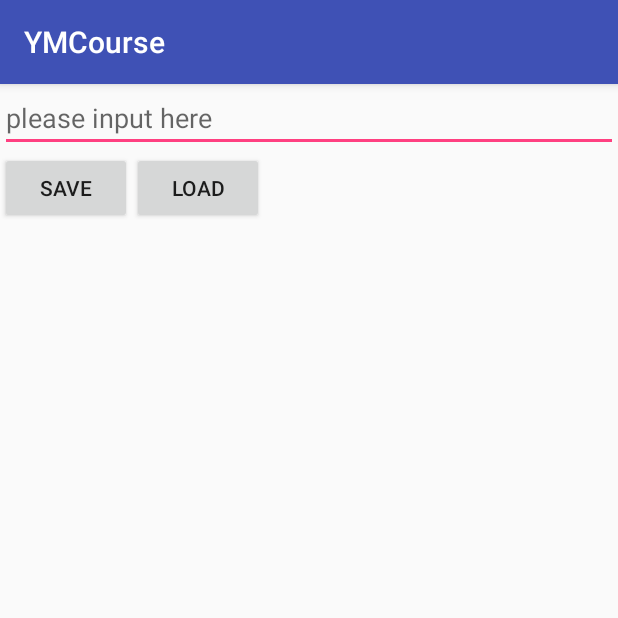
After one commit to Unixtrong/YMCourse, an Android app: the FileActivity screen opened directly, with no data from a screen before it, on a phone screen of 412 x 824 dp, the top half of it. The commit adds this screen. Run offline under Robolectric (Android 15) with nearby library versions, the phone set to English and light mode, and no system bars.

Commit message:
update l23: file out $ in
Signed-off-by: danyun <danyun@qiyi.com>

```diff
--- a/app/build.gradle
+++ b/app/build.gradle
@@ -29,6 +29,7 @@ dependencies {
         exclude group: 'com.android.support', module: 'support-annotations'
     })
     compile "org.jetbrains.kotlin:kotlin-stdlib:$kotlin_version"
+    compile "org.jetbrains.kotlin:kotlin-stdlib-jre7:$kotlin_version"
     compile 'com.android.support:appcompat-v7:25.0.1'
     compile 'com.android.support.constraint:constraint-layout:1.0.0-beta3'
     testCompile 'junit:junit:4.12'
--- /dev/null
+++ b/app/src/main/java/com/huangshan/demo/exercise/FileActivity.java
@@ -0,0 +1,91 @@
+package com.huangshan.demo.exercise;
+
+import android.os.Bundle;
+import android.os.Environment;
+import android.support.v7.app.AppCompatActivity;
+import android.view.View;
+import android.widget.EditText;
+import android.widget.TextView;
+
+import com.huangshan.demo.R;
+
+import java.io.File;
+import java.io.FileInputStream;
+import java.io.FileNotFoundException;
+import java.io.FileOutputStream;
+import java.io.IOException;
+import java.io.OutputStream;
+import java.util.Arrays;
+
+public class FileActivity extends AppCompatActivity {
+
+    private TextView mTvContent;
+    private EditText mEtInput;
+
+    @Override
+    protected void onCreate(Bundle savedInstanceState) {
+        super.onCreate(savedInstanceState);
+        setContentView(R.layout.activity_file);
+        mTvContent = (TextView) findViewById(R.id.exc_file_tv);
+        mEtInput = (EditText) findViewById(R.id.exc_file_et);
+        System.out.println("Inn Files: " + getFilesDir());
+        System.out.println("Inn Cache: " + getCacheDir());
+        System.out.println("Inn ExCac: " + getExternalCacheDir());
+        System.out.println("Inn ExFiD: " + getExternalFilesDir(Environment.DIRECTORY_DOWNLOADS));
+        System.out.println("Env Root : " + Environment.getRootDirectory());
+        System.out.println("Env DoCac: " + Environment.getDownloadCacheDirectory());
+        System.out.println("Env Data : " + Environment.getDataDirectory());
+        System.out.println("Env ESDir: " + Environment.getExternalStorageDirectory());
+        System.out.println("Env ESP  : " + Environment.getExternalStoragePublicDirectory(Environment.DIRECTORY_DOWNLOADS));
+        System.out.println("Env ESSta: " + Environment.getExternalStorageState());
+    }
+
+    public void save(View view) {
+        File file = new File(getExternalCacheDir(), "hello");
+        System.out.println("Env file : " + file);
+        OutputStream out = null;
+        try {
+            out = new FileOutputStream(file);
+            out.write(mEtInput.getText().toString().getBytes("UTF-8"));
+        } catch (IOException e) {
+            e.printStackTrace();
+        } finally {
+            try {
+                if (out != null) {
+                    out.close();
+                }
+            } catch (IOException e) {
+                e.printStackTrace();
+            }
+        }
+    }
+
+    public void load(View view) {
+        File file = new File(getExternalCacheDir(), "hello");
+        FileInputStream in = null;
+        byte[] buffer = new byte[1024];
+        try {
+            in = new FileInputStream(file);
+            int len = in.read(buffer);
+            byte[] res = Arrays.copyOf(buffer, len);
+            System.out.println("len: " + len + " buffer: " + Arrays.toString(res));
+            mTvContent.setText(new String(buffer, "UTF-8"));
+        } catch (IOException e) {
+            e.printStackTrace();
+        } finally {
+            try {
+                if (in != null) {
+                    in.close();
+                }
+            } catch (IOException e) {
+                e.printStackTrace();
+            }
+        }
+    }
+
+    public String bit(byte a) {
+        int b = 0xfffffff & a;
+        return "" + b;
+    }
+
+}
--- /dev/null
+++ b/app/src/main/res/layout/activity_file.xml
@@ -0,0 +1,39 @@
+<?xml version="1.0" encoding="utf-8"?>
+<LinearLayout
+    xmlns:android="http://schemas.android.com/apk/res/android"
+    xmlns:tools="http://schemas.android.com/tools"
+    android:layout_width="match_parent"
+    android:layout_height="match_parent"
+    android:orientation="vertical"
+    tools:context="com.huangshan.demo.exercise.FileActivity">
+
+    <EditText
+        android:id="@+id/exc_file_et"
+        android:layout_width="match_parent"
+        android:layout_height="wrap_content"
+        android:hint="please input here"/>
+
+    <LinearLayout
+        android:layout_width="match_parent"
+        android:layout_height="wrap_content">
+
+        <Button
+            android:layout_width="wrap_content"
+            android:layout_height="wrap_content"
+            android:onClick="save"
+            android:text="save"/>
+
+        <Button
+            android:layout_width="wrap_content"
+            android:layout_height="wrap_content"
+            android:onClick="load"
+            android:text="load"/>
+
+    </LinearLayout>
+
+    <TextView
+        android:id="@+id/exc_file_tv"
+        android:layout_width="match_parent"
+        android:layout_height="match_parent"/>
+
+</LinearLayout>
--- a/build.gradle
+++ b/build.gradle
@@ -1,12 +1,12 @@
 // Top-level build file where you can add configuration options common to all sub-projects/modules.
 
 buildscript {
-    ext.kotlin_version = '1.0.6'
+    ext.kotlin_version = '1.1.1'
     repositories {
         jcenter()
     }
     dependencies {
-        classpath 'com.android.tools.build:gradle:2.2.3'
+        classpath 'com.android.tools.build:gradle:2.3.0'
         classpath "org.jetbrains.kotlin:kotlin-gradle-plugin:$kotlin_version"
 
         // NOTE: Do not place your application dependencies here; they belong
```
Also changed, not shown: app/src/main/AndroidManifest.xml (+7 -3 lines), app/src/main/java/com/huangshan/demo/ui/L23FileActivity.java (added, +115 -0 lines), app/src/main/kotlin/com/huangshan/demo/kt/ui/HomeActivity.kt (+3 -4 lines), app/src/main/res/layout/activity_l23_file.xml (added, +43 -0 lines), gradle/wrapper/gradle-wrapper.properties.
